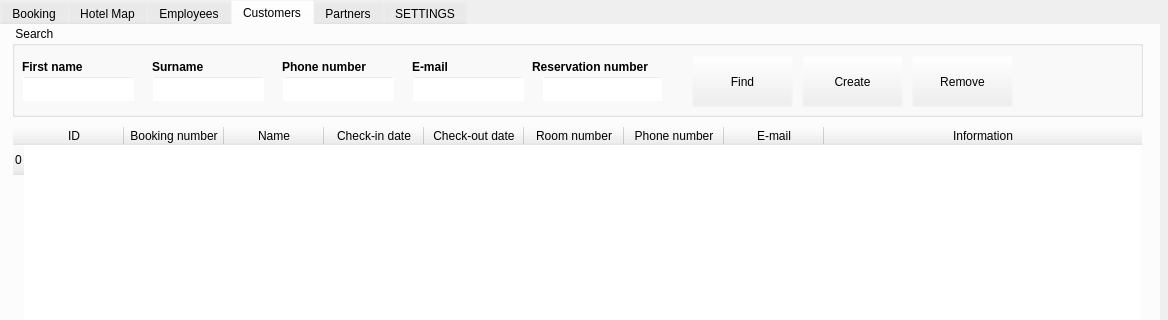
Before: the Qt Designer form mainwindow.ui in maksymba0/MXHotel, drawn with Qt 5; both pictures show x 0 to 1168 and y 0 to 320 of the 1168 by 695 pixel window.
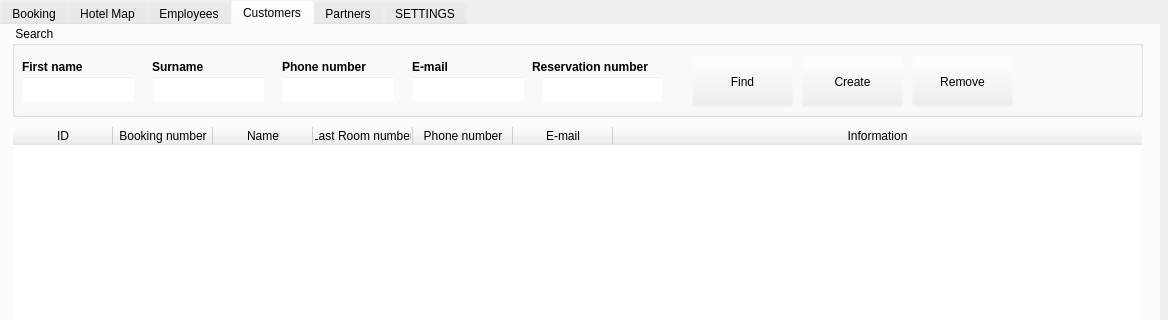
After: the same form once the commit is applied. Icons and pictures are not drawn.

```diff
--- a/mainwindow.ui
+++ b/mainwindow.ui
@@ -2243,11 +2243,6 @@
       <attribute name="horizontalHeaderStretchLastSection">
        <bool>true</bool>
       </attribute>
-      <row>
-       <property name="text">
-        <string>0</string>
-       </property>
-      </row>
       <column>
        <property name="text">
         <string>ID</string>
@@ -2268,17 +2263,7 @@
       </column>
       <column>
        <property name="text">
-        <string>Check-in date</string>
-       </property>
-      </column>
-      <column>
-       <property name="text">
-        <string>Check-out date</string>
-       </property>
-      </column>
-      <column>
-       <property name="text">
-        <string>Room number</string>
+        <string>Last Room number</string>
        </property>
       </column>
       <column>
@@ -2296,39 +2281,6 @@
         <string>Information</string>
        </property>
       </column>
-      <item row="0" column="0">
-       <property name="text">
-        <string/>
-       </property>
-       <property name="textAlignment">
-        <set>AlignCenter</set>
-       </property>
-      </item>
-      <item row="0" column="2">
-       <property name="text">
-        <string/>
-       </property>
-      </item>
-      <item row="0" column="3">
-       <property name="text">
-        <string/>
-       </property>
-      </item>
-      <item row="0" column="6">
-       <property name="text">
-        <string/>
-       </property>
-      </item>
-      <item row="0" column="7">
-       <property name="text">
-        <string/>
-       </property>
-      </item>
-      <item row="0" column="8">
-       <property name="text">
-        <string/>
-       </property>
-      </item>
      </widget>
     </widget>
     <widget class="QWidget" name="tab_5">
```
